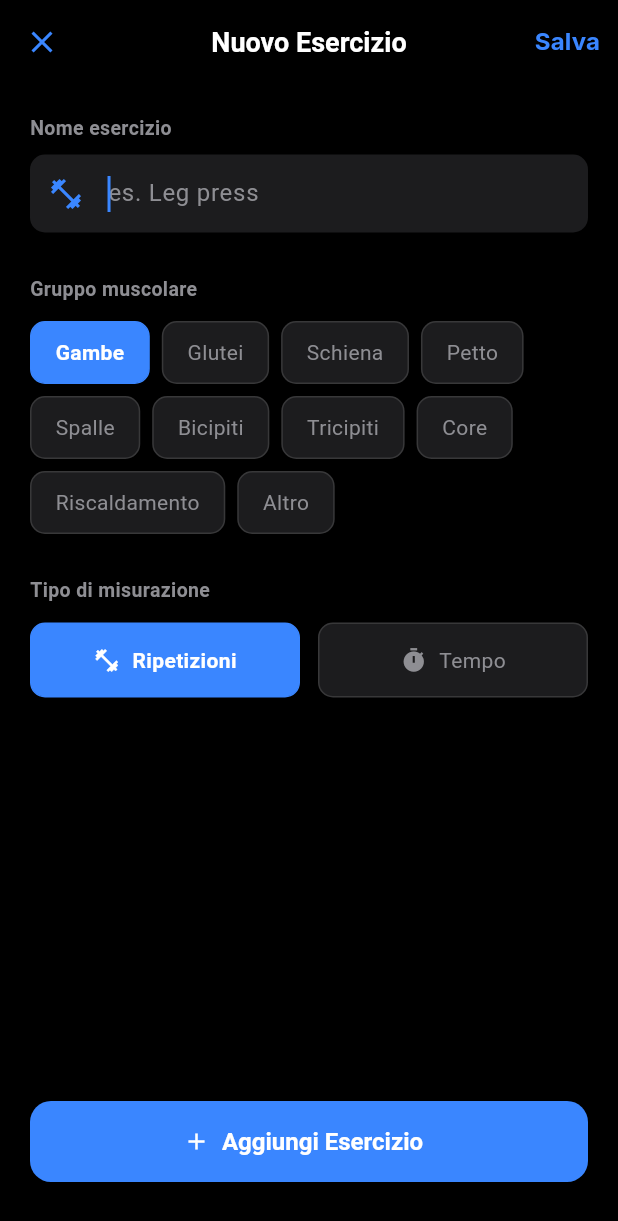
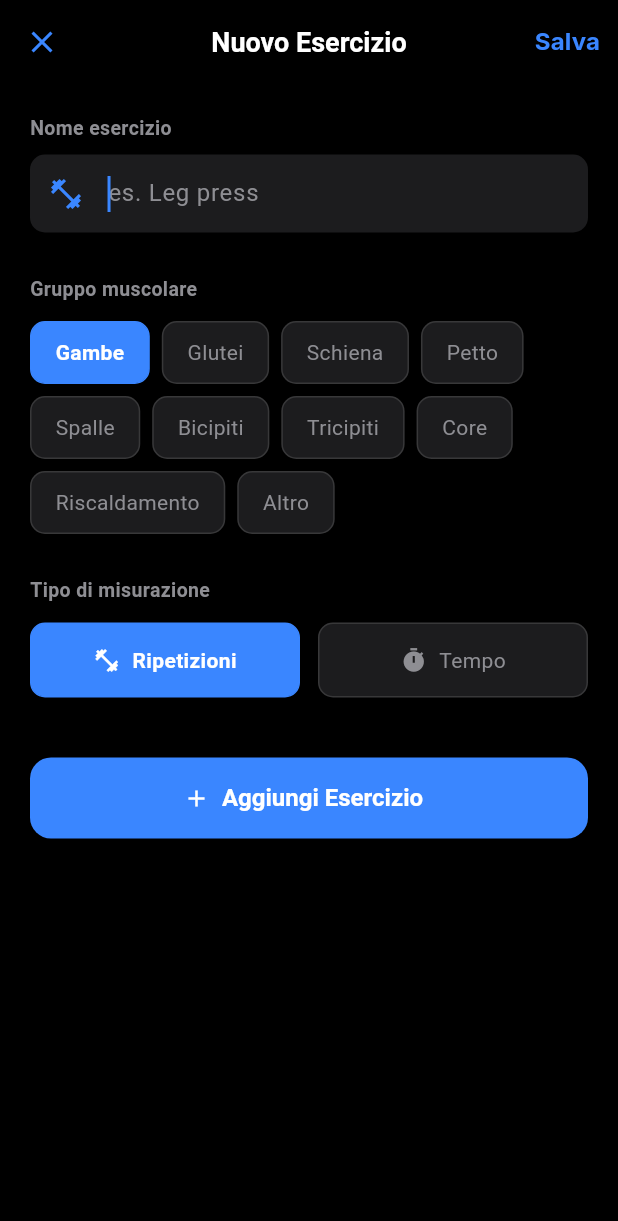
Before and after one commit to chiarafragomeli/fittracker, a Flutter app: the screen it shows after launch, item 2 of the bottom bar chosen, after a tap on the "add" icon, on a phone screen of 412 x 824 dp. Shown: the top 1221 px of the screen. Run offline on Flutter 3.47's test engine with Material 3 defaults, Android fonts, the phone set to English and light mode, and no system bars; our stand-ins replace csv, flutter_riverpod, go_router, google_fonts, hive, hive_flutter; accounts and stored records are empty.

Commit message:
chore: stable version - applied P0, P1, P2, P4 code review fixes and data preload fix

```diff
--- a/lib/core/theme/theme.dart
+++ b/lib/core/theme/theme.dart
@@ -11,7 +11,9 @@ class AppTheme {
   static const Color successColor = Color(0xFF34C759);
   static const Color errorColor = Color(0xFFFF3B30);
 
-  static ThemeData get darkTheme {
+  static final ThemeData darkTheme = _buildDarkTheme();
+
+  static ThemeData _buildDarkTheme() {
     return ThemeData(
       brightness: Brightness.dark,
       scaffoldBackgroundColor: backgroundColor,
--- a/lib/features/exercises/add_exercise_screen.dart
+++ b/lib/features/exercises/add_exercise_screen.dart
@@ -15,6 +15,7 @@ class _AddExerciseScreenState extends ConsumerState<AddExerciseScreen> {
   final _nameController = TextEditingController();
   String _selectedGroup = 'Gambe';
   MetricType _metricType = MetricType.reps;
+  bool _isSaving = false;
 
   final List<String> _muscleGroups = [
     'Gambe',
@@ -36,6 +37,7 @@ class _AddExerciseScreenState extends ConsumerState<AddExerciseScreen> {
   }
 
   void _save() {
+    if (_isSaving) return;
     final name = _nameController.text.trim();
     if (name.isEmpty) {
       ScaffoldMessenger.of(context).showSnackBar(
@@ -43,16 +45,19 @@ class _AddExerciseScreenState extends ConsumerState<AddExerciseScreen> {
       );
       return;
     }
+    _isSaving = true;
     ref
         .read(exercisesProvider.notifier)
         .addExercise(name, _selectedGroup, metricType: _metricType);
     Navigator.pop(context);
+    if (mounted) {
       ScaffoldMessenger.of(context).showSnackBar(
         SnackBar(
           content: Text('Esercizio "$name" aggiunto!'),
           backgroundColor: AppTheme.successColor,
         ),
       );
+    }
   }
 
   @override
@@ -78,7 +83,7 @@ class _AddExerciseScreenState extends ConsumerState<AddExerciseScreen> {
           ),
         ],
       ),
-      body: Padding(
+      body: SingleChildScrollView(
         padding: const EdgeInsets.all(20),
         child: Column(
           crossAxisAlignment: CrossAxisAlignment.start,
@@ -258,7 +263,7 @@ class _AddExerciseScreenState extends ConsumerState<AddExerciseScreen> {
                 ),
               ],
             ),
-            const Spacer(),
+            const SizedBox(height: 40),
             SizedBox(
               width: double.infinity,
               height: 54,
--- a/lib/features/exercises/exercises_provider.dart
+++ b/lib/features/exercises/exercises_provider.dart
@@ -6,8 +6,8 @@ class ExercisesNotifier extends Notifier<List<Exercise>> {
   @override
   List<Exercise> build() {
     final box = Hive.box<Exercise>('exercises');
-    if (box.isEmpty) {
-      _preloadDefaults(box);
+    if (!box.containsKey('ex_1')) {
+      preloadDefaults(box);
     }
     return _getSortedExercises(box);
   }
@@ -18,25 +18,26 @@ class ExercisesNotifier extends Notifier<List<Exercise>> {
     return list;
   }
 
-  void _preloadDefaults(Box<Exercise> box) {
+  static void preloadDefaults(Box<Exercise> box) {
     final defaults = [
       // Warmup
       Exercise(
         id: 'ex_1',
-        name: 'mobilità lower',
+        name: 'Mobilità lower',
         muscleGroup: 'Riscaldamento',
         metricType: MetricType.duration,
       ),
       Exercise(
         id: 'ex_2',
-        name: 'mobilità upper',
+        name: 'Mobilità upper',
         muscleGroup: 'Riscaldamento',
         metricType: MetricType.duration,
       ),
       Exercise(
         id: 'ex_3',
-        name: 'serie di riscaldamento',
+        name: 'Ponte glutei',
         muscleGroup: 'Riscaldamento',
+        metricType: MetricType.duration,
       ),
       // Core
       Exercise(
@@ -47,53 +48,52 @@ class ExercisesNotifier extends Notifier<List<Exercise>> {
       ),
       Exercise(id: 'ex_5', name: 'Crunch al cavo', muscleGroup: 'Core'),
       // Gambe / Glutei
-      Exercise(id: 'ex_6', name: 'glute bridge', muscleGroup: 'Gambe'),
-      Exercise(id: 'ex_7', name: 'hip thrust', muscleGroup: 'Gambe'),
+      Exercise(id: 'ex_7', name: 'Hip thrust', muscleGroup: 'Gambe'),
       Exercise(
         id: 'ex_8',
-        name: 'stacchi rumeni b-stance',
+        name: 'Stacchi rumeni b-stance',
         muscleGroup: 'Gambe',
       ),
-      Exercise(id: 'ex_9', name: 'stacchi rumeni', muscleGroup: 'Gambe'),
+      Exercise(id: 'ex_9', name: 'Stacchi rumeni', muscleGroup: 'Gambe'),
       Exercise(
         id: 'ex_30',
-        name: 'stacchi rumeni monopodalici su panca',
+        name: 'Stacchi rumeni monopodalici su panca',
         muscleGroup: 'Gambe',
       ),
       Exercise(
         id: 'ex_31',
-        name: 'affondi su rialzo posteriore multipower',
+        name: 'Affondi su rialzo posteriore multipower',
         muscleGroup: 'Gambe',
       ),
-      Exercise(id: 'ex_10', name: 'affondi bulgari', muscleGroup: 'Gambe'),
+      Exercise(id: 'ex_10', name: 'Affondi bulgari', muscleGroup: 'Gambe'),
       Exercise(
         id: 'ex_11',
-        name: 'kickback con extrarotazione',
+        name: 'Kickback con extrarotazione',
         muscleGroup: 'Gambe',
       ),
-      Exercise(id: 'ex_12', name: 'leg curl', muscleGroup: 'Gambe'),
-      Exercise(id: 'ex_13', name: 'step up', muscleGroup: 'Gambe'),
+      Exercise(id: 'ex_12', name: 'Leg curl', muscleGroup: 'Gambe'),
+      Exercise(id: 'ex_13', name: 'Step up', muscleGroup: 'Gambe'),
       Exercise(
         id: 'ex_14',
-        name: 'slanci laterali al cavo',
+        name: 'Slanci laterali al cavo',
         muscleGroup: 'Gambe',
       ),
       Exercise(
         id: 'ex_15',
-        name: 'calf singolo in piedi',
+        name: 'Calf singolo in piedi',
         muscleGroup: 'Gambe',
       ),
       // Schiena
-      Exercise(id: 'ex_16', name: 'pulley', muscleGroup: 'Schiena'),
+      Exercise(id: 'ex_16', name: 'Pulley', muscleGroup: 'Schiena'),
       Exercise(
         id: 'ex_17',
-        name: 'pulley a presa larga',
+        name: 'Pulley a presa larga',
         muscleGroup: 'Schiena',
       ),
       Exercise(id: 'ex_18', name: 'Lat machine prona', muscleGroup: 'Schiena'),
       Exercise(
         id: 'ex_19',
-        name: 'lat machine con triangolo',
+        name: 'Lat machine con triangolo',
         muscleGroup: 'Schiena',
       ),
       Exercise(
@@ -101,18 +101,18 @@ class ExercisesNotifier extends Notifier<List<Exercise>> {
         name: 'Rematore singolo su panca',
         muscleGroup: 'Schiena',
       ),
-      Exercise(id: 'ex_21', name: 'hyperextension', muscleGroup: 'Schiena'),
+      Exercise(id: 'ex_21', name: 'Hyperextension', muscleGroup: 'Schiena'),
       // Petto
       Exercise(
         id: 'ex_22',
-        name: 'spinte con manubri su panca a 75°',
+        name: 'Spinte con manubri su panca a 75°',
         muscleGroup: 'Petto',
       ),
       // Spalle
-      Exercise(id: 'ex_23', name: 'alzate laterali', muscleGroup: 'Spalle'),
+      Exercise(id: 'ex_23', name: 'Alzate laterali', muscleGroup: 'Spalle'),
       Exercise(
         id: 'ex_24',
-        name: 'military press con bilanciere',
+        name: 'Military press con bilanciere',
         muscleGroup: 'Spalle',
       ),
       // Bicipiti
@@ -127,15 +127,15 @@ class ExercisesNotifier extends Notifier<List<Exercise>> {
         muscleGroup: 'Bicipiti',
       ),
       // Tricipiti
-      Exercise(id: 'ex_27', name: 'push down corda', muscleGroup: 'Tricipiti'),
+      Exercise(id: 'ex_27', name: 'Push down corda', muscleGroup: 'Tricipiti'),
       Exercise(
         id: 'ex_28',
-        name: 'french press seduta con manubrio',
+        name: 'French press seduta con manubrio',
         muscleGroup: 'Tricipiti',
       ),
       Exercise(
         id: 'ex_29',
-        name: 'triceps press cavo alto',
+        name: 'Triceps press cavo alto',
         muscleGroup: 'Tricipiti',
       ),
     ];
--- a/lib/features/profile/profile_screen.dart
+++ b/lib/features/profile/profile_screen.dart
@@ -32,7 +32,8 @@ class _ProfileScreenState extends ConsumerState<ProfileScreen> {
           int weekly = 0;
           int monthly = 0;
 
-          final startOfWeek = now.subtract(Duration(days: now.weekday - 1));
+          final startOfWeek = DateTime(now.year, now.month, now.day)
+              .subtract(Duration(days: now.weekday - 1));
           final startOfMonth = DateTime(now.year, now.month, 1);
 
           for (final log in logs) {
@@ -41,14 +42,10 @@ class _ProfileScreenState extends ConsumerState<ProfileScreen> {
                 log.startTime.day == now.day) {
               daily++;
             }
-            if (log.startTime.isAfter(
-              startOfWeek.subtract(const Duration(days: 1)),
-            )) {
+            if (!log.startTime.isBefore(startOfWeek)) {
               weekly++;
             }
-            if (log.startTime.isAfter(
-              startOfMonth.subtract(const Duration(days: 1)),
-            )) {
+            if (!log.startTime.isBefore(startOfMonth)) {
               monthly++;
             }
           }
--- a/lib/features/routines/routine_detail_screen.dart
+++ b/lib/features/routines/routine_detail_screen.dart
@@ -231,9 +231,9 @@ class _RoutineDetailScreenState extends ConsumerState<RoutineDetailScreen> {
       orElse: () => widget.routine,
     );
 
-    // Clean up any hard-deleted/orphaned exercise IDs
+    // Clean up any hard-deleted/orphaned or soft-deleted exercise IDs
     final validExerciseIds = currentRoutine.exerciseIds
-        .where((id) => exerciseMap.containsKey(id))
+        .where((id) => exerciseMap.containsKey(id) && !exerciseMap[id]!.isDeleted)
         .toList();
 
     // Make sure configs are updated if exercises were added or swapped
--- a/lib/features/routines/routines_provider.dart
+++ b/lib/features/routines/routines_provider.dart
@@ -6,25 +6,25 @@ class RoutinesNotifier extends Notifier<List<Routine>> {
   @override
   List<Routine> build() {
     final box = Hive.box<Routine>('routines');
-    if (box.isEmpty) {
-      _preloadDefaults(box);
+    if (!box.containsKey('r_1a')) {
+      preloadDefaults(box);
     }
     return box.values.toList();
   }
 
-  void _preloadDefaults(Box<Routine> box) {
+  static void preloadDefaults(Box<Routine> box) {
     final defaults = [
       // ---- SCHEDA 1 ----
       Routine(
         id: 'r_1a',
-        name: 'Giorno 1A (Scheda 1 A)',
+        name: 'Giorno 1A',
         // mobilità lower, glute bridge, Plank, serie risc., hip thrust, pulley,
         // stacchi rumeni b-stance, alzate laterali, hyperextension, calf singolo
         exerciseIds: [
           'ex_1',
-          'ex_6',
+          'ex_2',
+          'ex_3',
           'ex_4',
-          'ex_3',
           'ex_7',
           'ex_16',
           'ex_8',
@@ -35,18 +35,18 @@ class RoutinesNotifier extends Notifier<List<Routine>> {
       ),
       Routine(
         id: 'r_1b',
-        name: 'Giorno 1B (Scheda 1 B)',
+        name: 'Giorno 1B',
         // mobilità upper, Plank, serie risc., Lat machine prona,
         // spinte manubri 75°, pulley presa larga, Curl EZ, push down corda
         exerciseIds: [
           'ex_2',
           'ex_4',
-          'ex_3',
           'ex_18',
           'ex_22',
           'ex_17',
           'ex_25',
           'ex_27',
+          'ex_5'
         ],
       ),
       Routine(
@@ -56,9 +56,8 @@ class RoutinesNotifier extends Notifier<List<Routine>> {
         // stacchi rumeni, hip thrust, affondi bulgari, kickback, leg curl
         exerciseIds: [
           'ex_1',
-          'ex_6',
+          'ex_3',
           'ex_4',
-          'ex_3',
           'ex_9',
           'ex_7',
           'ex_10',
@@ -69,15 +68,14 @@ class RoutinesNotifier extends Notifier<List<Routine>> {
       // ---- SCHEDA 2 ----
       Routine(
         id: 'r_2a',
-        name: 'Giorno 2A (Scheda 2 A)',
+        name: 'Giorno 2A',
         // mobilità lower, mobilità upper, glute bridge, Plank, serie risc.,
         // stacchi rumeni, military press, step up, triceps press cavo alto, slanci laterali al cavo
         exerciseIds: [
           'ex_1',
           'ex_2',
-          'ex_6',
+          'ex_3',
           'ex_4',
-          'ex_3',
           'ex_9',
           'ex_24',
           'ex_13',
@@ -87,13 +85,12 @@ class RoutinesNotifier extends Notifier<List<Routine>> {
       ),
       Routine(
         id: 'r_2b',
-        name: 'Giorno 2B (Scheda 2 B)',
+        name: 'Giorno 2B',
         // mobilità upper, Plank, serie risc., lat machine triangolo,
         // Rematore singolo, alzate laterali, Curl manubri, french press, Crunch al cavo
         exerciseIds: [
           'ex_2',
           'ex_4',
-          'ex_3',
           'ex_19',
           'ex_20',
           'ex_23',
@@ -104,21 +101,27 @@ class RoutinesNotifier extends Notifier<List<Routine>> {
       ),
       Routine(
         id: 'r_2c',
-        name: 'Giorno 2C (Scheda 2 C)',
+        name: 'Giorno 2C',
         // mobilità lower, glute bridge, Plank, serie risc.,
         // hip thrust, stacchi rumeni monopodalici su panca,
         // affondi su rialzo posteriore multipower, hyperextension, kickback
         exerciseIds: [
           'ex_1',
-          'ex_6',
+          'ex_3',
           'ex_4',
-          'ex_3',
           'ex_7',
           'ex_30',
           'ex_31',
           'ex_21',
           'ex_11',
         ],
+        exerciseConfigs: {
+          'ex_11': ExerciseConfig(
+            exerciseId: 'ex_11',
+            routineNotes:
+                '10 ripetizioni con un peso che faccia arrivare a sfinimento, recupero 10 secondi, ripartire arrivando a sfinimento (dovrebbero venire dalle 4 alle 6 ripetizioni non di più, se il carico è giusto). Questa è una sola serie.',
+          ),
+        },
       ),
     ];
 
--- a/lib/features/workout/workout_provider.dart
+++ b/lib/features/workout/workout_provider.dart
@@ -211,7 +211,7 @@ class WorkoutNotifier extends Notifier<WorkoutState> {
             weight: (setMap['weight'] as num).toDouble(),
             reps: isDuration ? 0 : (setMap['reps'] as num).toInt(),
             durationSeconds: isDuration
-                ? (setMap['duration'] ?? 0 as num).toInt()
+                ? ((setMap['duration'] ?? 0) as num).toInt()
                 : 0,
             isCompleted: setMap['done'] as bool,
           ),
--- a/lib/import_csv.dart
+++ b/lib/import_csv.dart
@@ -88,6 +88,7 @@ Future<void> importWorkoutsFromCsv() async {
         metricType: durationSecs > 0 && reps == 0
             ? MetricType.duration
             : MetricType.reps,
+        isDeleted: true,
       );
       exercisesBox.put(newEx.id, newEx);
       exerciseMap[exerciseTitle] = newEx;
--- a/lib/main.dart
+++ b/lib/main.dart
@@ -1,3 +1,5 @@
+import 'dart:ui';
+
 import 'package:flutter/material.dart';
 import 'package:flutter_riverpod/flutter_riverpod.dart';
 import 'package:go_router/go_router.dart';
@@ -6,7 +8,9 @@ import 'package:intl/date_symbol_data_local.dart';
 import 'core/theme/theme.dart';
 import 'core/database/models.dart';
 import 'features/routines/routines_screen.dart';
+import 'features/routines/routines_provider.dart';
 import 'features/exercises/exercises_screen.dart';
+import 'features/exercises/exercises_provider.dart';
 import 'features/profile/profile_screen.dart';
 import 'features/workout/workout_provider.dart';
 import 'features/workout/active_workout_screen.dart';
@@ -14,6 +18,16 @@ import 'import_csv.dart';
 
 void main() async {
   WidgetsFlutterBinding.ensureInitialized();
+
+  // Global error boundaries
+  FlutterError.onError = (details) {
+    FlutterError.presentError(details);
+    debugPrint('FlutterError: ${details.exception}');
+  };
+  PlatformDispatcher.instance.onError = (error, stack) {
+    debugPrint('Unhandled error: $error\n$stack');
+    return true;
+  };
   await Hive.initFlutter();
   Hive.registerAdapter(ExerciseAdapter());
   Hive.registerAdapter(WorkoutSetAdapter());
@@ -25,6 +39,17 @@ void main() async {
   await Hive.openBox<WorkoutLog>('workout_logs');
 
   await initializeDateFormatting('it_IT', null);
+
+  // Preload defaults before importing CSV so they don't get recreated as deleted
+  final exBox = Hive.box<Exercise>('exercises');
+  if (!exBox.containsKey('ex_1')) {
+    ExercisesNotifier.preloadDefaults(exBox);
+  }
+
+  final routineBox = Hive.box<Routine>('routines');
+  if (!routineBox.containsKey('r_1a')) {
+    RoutinesNotifier.preloadDefaults(routineBox);
+  }
 
   // Import old workouts if missing
   try {
@@ -79,29 +104,37 @@ class _MainNavigationScreenState extends ConsumerState<MainNavigationScreen> {
   int _currentIndex = 0;
   final _workoutKey = GlobalKey();
 
-  final List<Widget> _screens = [
-    const RoutinesScreen(),
-    const ExercisesScreen(),
-    const ProfileScreen(),
+  static const List<Widget> _screens = [
+    RoutinesScreen(),
+    ExercisesScreen(),
+    ProfileScreen(),
   ];
 
   @override
   Widget build(BuildContext context) {
-    final workoutState = ref.watch(workoutProvider);
-    final isWorkingOut =
-        workoutState.isTracking && workoutState.activeRoutine != null;
-    final showMiniBanner = isWorkingOut && workoutState.isMinimized;
+    final isWorkingOut = ref.watch(
+      workoutProvider.select((s) => s.isTracking && s.activeRoutine != null),
+    );
+    final showMiniBanner = ref.watch(
+      workoutProvider.select((s) => s.isTracking && s.isMinimized),
+    );
 
     return Stack(
       children: [
         // Main navigation (always visible underneath)
         Scaffold(
-          body: _screens[_currentIndex],
+          body: IndexedStack(
+            index: _currentIndex,
+            children: _screens,
+          ),
           bottomNavigationBar: Column(
             mainAxisSize: MainAxisSize.min,
             children: [
               if (showMiniBanner)
-                GestureDetector(
+                Consumer(
+                  builder: (context, ref, _) {
+                    final workoutState = ref.watch(workoutProvider);
+                    return GestureDetector(
                       onTap: () {
                         ref.read(workoutProvider.notifier).maximizeWorkout();
                       },
@@ -132,7 +165,7 @@ class _MainNavigationScreenState extends ConsumerState<MainNavigationScreen> {
                                 crossAxisAlignment: CrossAxisAlignment.start,
                                 children: [
                                   Text(
-                                workoutState.activeRoutine!.name,
+                                    workoutState.activeRoutine?.name ?? '',
                                     style: const TextStyle(
                                       color: Colors.white,
                                       fontWeight: FontWeight.bold,
@@ -190,6 +223,8 @@ class _MainNavigationScreenState extends ConsumerState<MainNavigationScreen> {
                           ],
                         ),
                       ),
+                    );
+                  },
                 ),
               BottomNavigationBar(
                 currentIndex: _currentIndex,
@@ -214,7 +249,10 @@ class _MainNavigationScreenState extends ConsumerState<MainNavigationScreen> {
         ),
         // Active workout overlay — kept alive with Offstage when minimized
         if (isWorkingOut)
-          Positioned.fill(
+          Consumer(
+            builder: (context, ref, _) {
+              final workoutState = ref.watch(workoutProvider);
+              return Positioned.fill(
                 child: Offstage(
                   offstage: workoutState.isMinimized,
                   child: ActiveWorkoutScreen(
@@ -222,6 +260,8 @@ class _MainNavigationScreenState extends ConsumerState<MainNavigationScreen> {
                     routine: workoutState.activeRoutine!,
                   ),
                 ),
+              );
+            },
           ),
       ],
     );
```
Also changed, not shown: lib/features/exercises/exercises_screen.dart (+14 -2 lines), lib/features/workout/active_workout_screen.dart (+11 -5 lines), 1 other file. Lines whose indentation alone changed are shown as unchanged.
